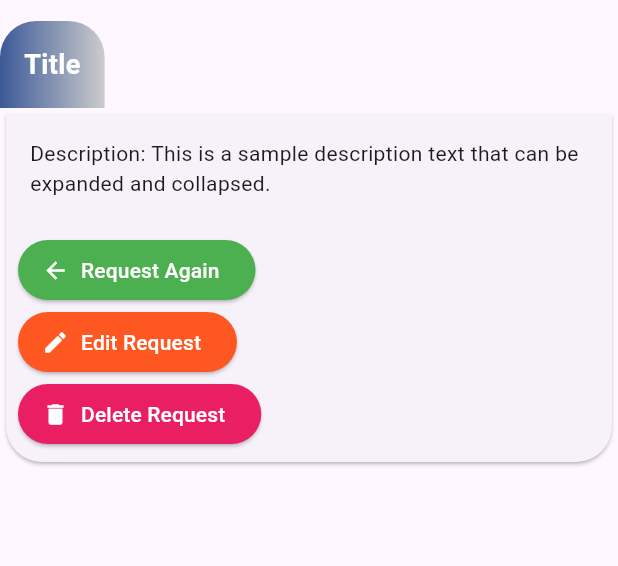
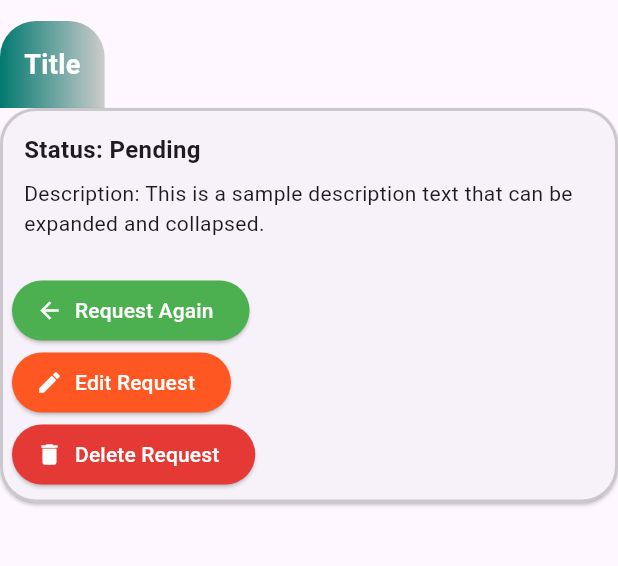
Before and after one commit to WernerKigero/limitless_care, a Flutter app: the AssistanceHistoryPage screen opened directly, after a tap on "Title", on a phone screen of 412 x 824 dp, the part 63-629 px from its top. Run offline on Flutter 3.47's test engine with Material 3 defaults, Android fonts, the light colour scheme and no system bars.

```diff
--- a/lib/AssistanceHistoryPage.dart
+++ b/lib/AssistanceHistoryPage.dart
@@ -36,7 +36,7 @@ class _ExpandableCardState extends State<ExpandableCard> {
             decoration: BoxDecoration(
               gradient: LinearGradient(
                 colors: [
-                  Color(0xFF3B5998), // Deep blue
+                  Color(0xFF01796F), // Deep blue
                   Color(0xFFCCCCCC), // Light Grey
                 ],
                 begin: Alignment.centerLeft,
@@ -61,18 +61,33 @@ class _ExpandableCardState extends State<ExpandableCard> {
         if (isExpanded)
           Card(
             shape: RoundedRectangleBorder(
-              borderRadius: BorderRadius.only(
-                bottomLeft: Radius.circular(24.0),
-                bottomRight: Radius.circular(24.0),
+              borderRadius: BorderRadius.circular(24.0), // Adjust the border radius
+              side: BorderSide(
+                color: Colors.grey.withOpacity(0.5), // Adjust the border color and opacity
+                width: 2.0, // Adjust the border width
               ),
             ),
+            margin: EdgeInsets.all(0), // Remove default Card margin
             child: Column(
               children: [
                 Padding(
                   padding: const EdgeInsets.all(16.0),
-                  child: Text(
-                    'Description: This is a sample description text that can be expanded and collapsed.',
-                    style: TextStyle(fontSize: 14.0),
+                  child: Column(
+                    crossAxisAlignment: CrossAxisAlignment.start,
+                    children: [
+                      Text(
+                        'Status: Pending', // Change the status accordingly
+                        style: TextStyle(
+                          fontSize: 16.0,
+                          fontWeight: FontWeight.bold,
+                        ),
+                      ),
+                      SizedBox(height: 8.0),
+                      Text(
+                        'Description: This is a sample description text that can be expanded and collapsed.',
+                        style: TextStyle(fontSize: 14.0),
+                      ),
+                    ],
                   ),
                 ),
                 ButtonBar(
@@ -113,7 +128,7 @@ class _ExpandableCardState extends State<ExpandableCard> {
                         // Delete request action
                       },
                       style: ButtonStyle(
-                        backgroundColor: MaterialStateProperty.all(Color(0xFFE91E63)), // Pink
+                        backgroundColor: MaterialStateProperty.all(Color(0xFFE53935)), // Red
                       ),
                       icon: Icon(Icons.delete, color: Colors.white),
                       label: Text(
```
Also changed, not shown: lib/RequestAssistancePage.dart (+34 -0 lines), lib/signup.dart (+57 -4 lines).
